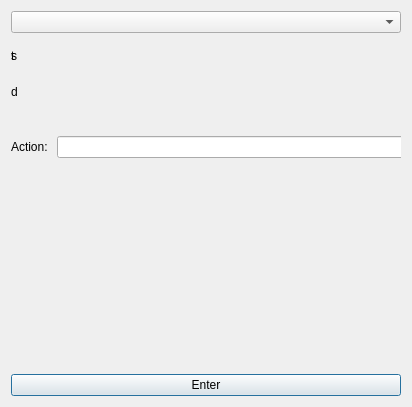
This is buttonsettings.ui in Kalbra/skui as Qt 5 draws it before an edit. The edited form follows.
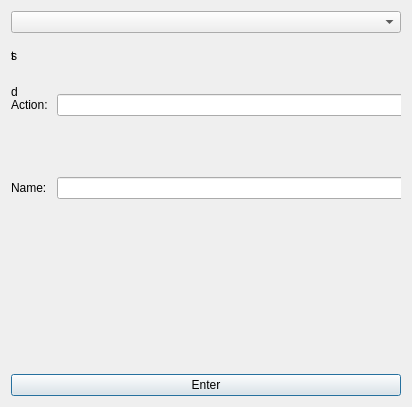
This is the edited form.

```diff
--- a/buttonsettings.ui
+++ b/buttonsettings.ui
@@ -93,6 +93,9 @@
        </rect>
       </property>
       <layout class="QGridLayout" name="gridLayout_2">
+       <item row="0" column="1">
+        <widget class="QLineEdit" name="button_input"/>
+       </item>
        <item row="0" column="0">
         <widget class="QLabel" name="button_label">
          <property name="text">
@@ -100,8 +103,15 @@
          </property>
         </widget>
        </item>
-       <item row="0" column="1">
-        <widget class="QLineEdit" name="button_input"/>
+       <item row="1" column="1">
+        <widget class="QLineEdit" name="button_input2"/>
+       </item>
+       <item row="1" column="0">
+        <widget class="QLabel" name="button_label2">
+         <property name="text">
+          <string>Name:</string>
+         </property>
+        </widget>
        </item>
       </layout>
      </widget>
```
